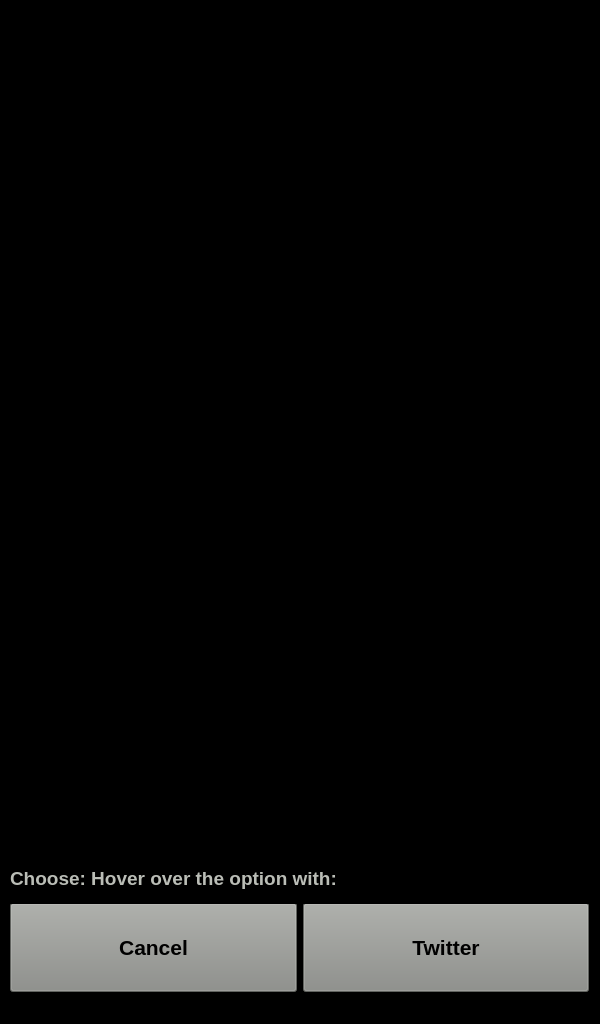
Qt form Proj/code/LS/LSApp/sharwindow.ui (ElectroQuanta/MDO) before a commit.
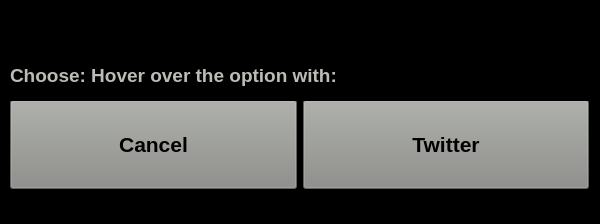
The same form after that commit. Icons and pictures are not drawn.

Commit message: UPDT: LS: UI finished with just one shared graphic view

Diff of the .ui file:
```diff
--- a/Proj/code/LS/LSApp/sharwindow.ui
+++ b/Proj/code/LS/LSApp/sharwindow.ui
@@ -7,19 +7,22 @@
     <x>0</x>
     <y>0</y>
     <width>600</width>
-    <height>1024</height>
+    <height>224</height>
    </rect>
   </property>
   <property name="windowTitle">
    <string>Form</string>
   </property>
+  <property name="styleSheet">
+   <string notr="true">background-color: rgb(0, 0, 0);</string>
+  </property>
   <widget class="QStackedWidget" name="stackedWidget">
    <property name="geometry">
     <rect>
      <x>0</x>
-     <y>803</y>
+     <y>0</y>
      <width>600</width>
-     <height>221</height>
+     <height>224</height>
     </rect>
    </property>
    <property name="styleSheet">
@@ -796,22 +799,6 @@
     </widget>
    </widget>
   </widget>
-  <widget class="QGraphicsView" name="graphicsView">
-   <property name="enabled">
-    <bool>true</bool>
-   </property>
-   <property name="geometry">
-    <rect>
-     <x>0</x>
-     <y>0</y>
-     <width>600</width>
-     <height>804</height>
-    </rect>
-   </property>
-   <property name="styleSheet">
-    <string notr="true">background-color: rgb(0, 0, 0);</string>
-   </property>
-  </widget>
  </widget>
  <resources>
   <include location="resources.qrc"/>
```
The commit also changes 5 other files.
